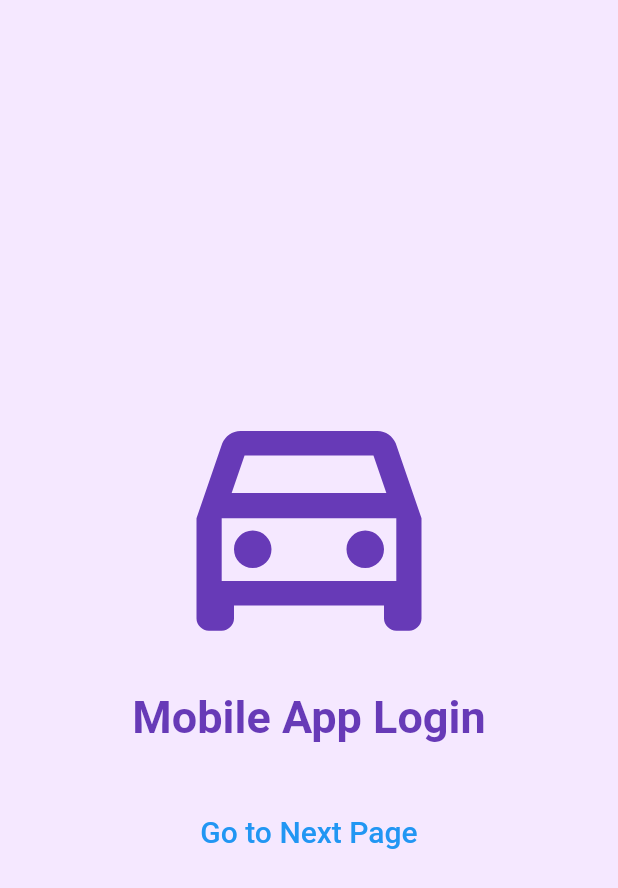
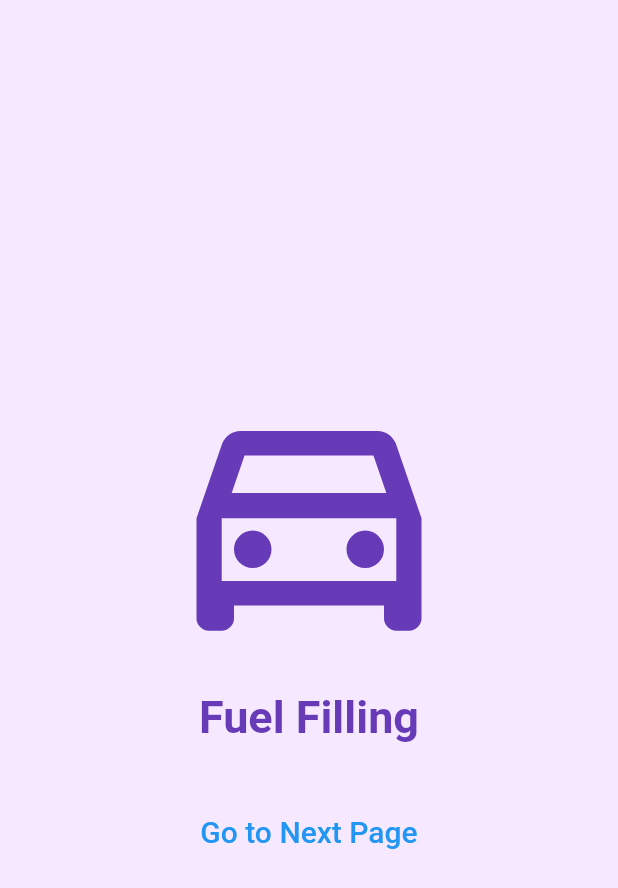
Before and after one commit to darshana-perera-97/loging_flutter, a Flutter app: the screen it shows after launch, on a phone screen of 412 x 824 dp. Shown: the top 888 px of the screen. Run offline on Flutter 3.47's test engine with Material 2 defaults, Android fonts, the phone set to English and light mode, and no system bars.

Commit message:
loading name changed

```diff
--- a/lib/LoadingPage.dart
+++ b/lib/LoadingPage.dart
@@ -24,7 +24,7 @@ class _LoadingPageState extends State<LoadingPage> {
             height: 15.0,
           ),
           Text(
-            "Mobile App Login",
+            "Fuel Filling",
             style: TextStyle(
                 fontSize: 30.0,
                 fontWeight: FontWeight.bold,
```
